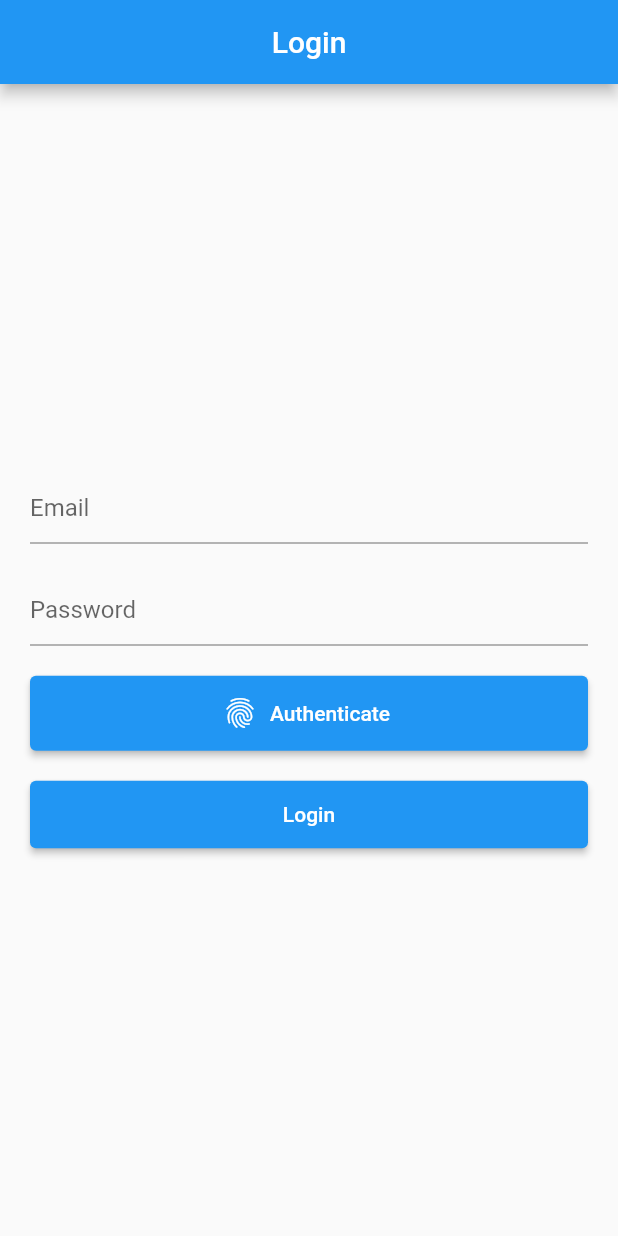
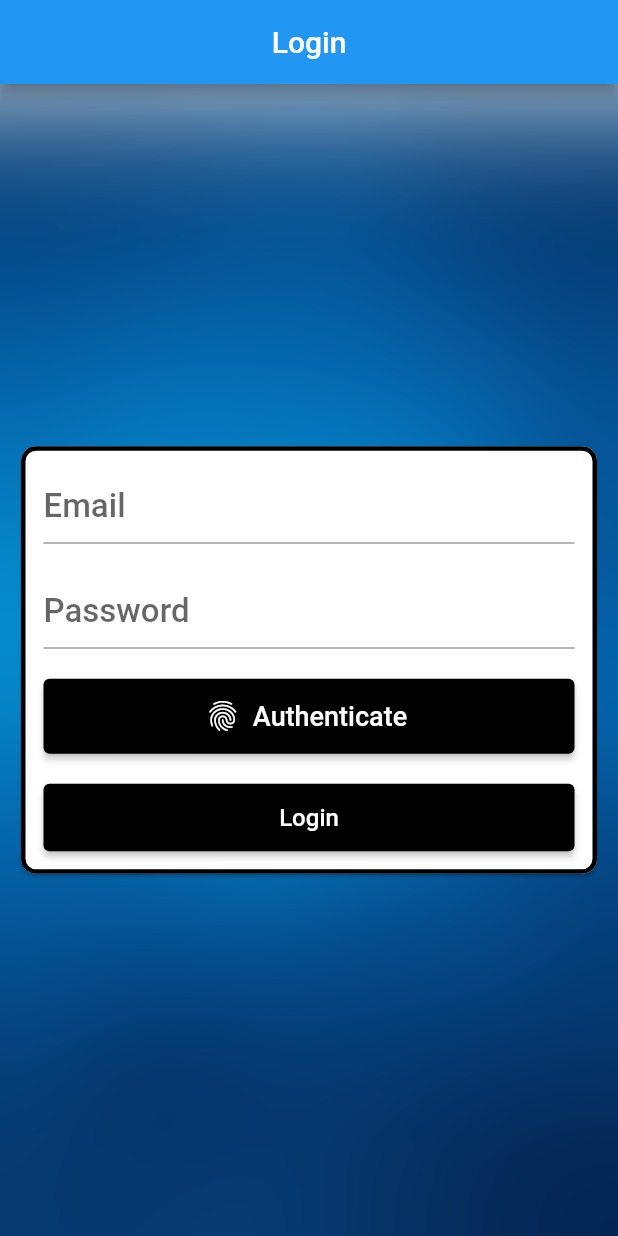
Before and after one commit to omchikhaliya/Flutter_Banking_App, a Flutter app: the screen it shows after launch, on a phone screen of 412 x 824 dp. Run offline on Flutter 3.47's test engine with Material 2 defaults, Android fonts, the phone set to English and light mode, and no system bars; our stand-ins replace firebase_auth, firebase_core, local_auth; accounts and stored records are empty.

Commit message:
feat: Login Page styling

```diff
--- a/lib/pages/login_page.dart
+++ b/lib/pages/login_page.dart
@@ -1,7 +1,10 @@
+import 'dart:ui';
+
 import 'package:firebase_auth/firebase_auth.dart';
 import 'package:flutter/material.dart';
 import 'package:banking_application/pages/authentication.dart';
 import 'package:banking_application/pages/home.dart';
+import 'package:flutter/services.dart';
 
 class LoginPage extends StatefulWidget {
   const LoginPage({super.key});
@@ -43,15 +46,38 @@ class _LoginPageState extends State<LoginPage> {
         title: Text('Login'),
         centerTitle: true,
       ),
-      body: (Center(
+      body: Container(
+        decoration: BoxDecoration(
+            image: DecorationImage(
+          image: AssetImage('assets/images/blue2.jpg'),
+          fit: BoxFit.cover,
+        )),
+        child: BackdropFilter(
+          filter: ImageFilter.blur(sigmaY: 50.0, sigmaX: 50.0),
+          child: Center(
             child: Padding(
-          padding: const EdgeInsets.all(20),
+              padding: const EdgeInsets.all(10),
+              child: Card(
+                shape: RoundedRectangleBorder(
+                  side: BorderSide(
+                    color: Colors.black,
+                    width: 3,
+                  ),
+                  borderRadius: BorderRadius.circular(10.0),
+                ),
+                shadowColor: Colors.black,
+                child: Padding(
+                  padding: const EdgeInsets.all(15.0),
                   child: Form(
                     key: _formKey,
                     child: OverflowBar(
                       overflowSpacing: 20,
                       children: [
                         TextFormField(
+                          style: TextStyle(
+                            fontWeight: FontWeight.w500,
+                            fontSize: 22.0,
+                          ),
                           controller: _email,
                           validator: (text) {
                             if (text == null || text.isEmpty) {
@@ -62,6 +88,10 @@ class _LoginPageState extends State<LoginPage> {
                           decoration: const InputDecoration(hintText: "Email"),
                         ),
                         TextFormField(
+                          style: TextStyle(
+                            fontWeight: FontWeight.w500,
+                            fontSize: 22.0,
+                          ),
                           controller: _password,
                           validator: (text) {
                             if (text == null || text.isEmpty) {
@@ -69,42 +99,66 @@ class _LoginPageState extends State<LoginPage> {
                             }
                             return null;
                           },
-                  decoration: const InputDecoration(hintText: "Password"),
+                          decoration:
+                              const InputDecoration(hintText: "Password"),
                         ),
                         SizedBox(
                           width: double.infinity,
                           height: 50,
                           child: ElevatedButton.icon(
+                            style: ElevatedButton.styleFrom(
+                              backgroundColor: Colors.black,
+                            ),
                               onPressed: () async {
-                        bool auth = await Authentication.authentication();
+                                bool auth =
+                                    await Authentication.authentication();
                                 print("can authenticate: $auth");
                                 if (auth) {
-                          Navigator.pushReplacementNamed(context, '/home');
+                                  Navigator.pushReplacementNamed(
+                                      context, '/home');
                                 }
                               },
-                      icon: Icon(Icons.fingerprint),
-                      label: Text("Authenticate")
+                              icon: Icon( Icons.fingerprint),
+                              label: Text("Authenticate",
+                                style: TextStyle(
+                                  fontWeight: FontWeight.w500,
+                                  fontSize: 18.0,
+                                ),
+                              )
                           ),
                         ),
                         SizedBox(
                           width: double.infinity,
                           height: 45,
                           child: ElevatedButton(
+                            style: ElevatedButton.styleFrom(
+                              backgroundColor: Colors.black,
+                            ),
                             onPressed: () {
                               if (_formKey.currentState!.validate()) {
                                 signInWithEmailAndPassword();
                                 print("validation is done");
-                        Navigator.pushReplacementNamed(context, '/home');
+                                Navigator.pushReplacementNamed(
+                                    context, '/home');
                               }
                             },
-                    child: const Text('Login'),
+                            child: const Text('Login',
+                              style: TextStyle(
+                              fontWeight: FontWeight.w500,
+                              fontSize: 16.0,
+                            ),
+                            ),
                           ),
                         ),
                       ],
                     ),
                   ),
                 ),
-      )),
+              ),
+            ),
+          ),
+        ),
+      ),
     );
   }
 }
--- a/pubspec.yaml
+++ b/pubspec.yaml
@@ -39,6 +39,8 @@ dependencies:
   firebase_auth: ^4.9.0
   flutter_spinkit: ^5.2.0
   local_auth: ^2.1.7
+  firebase_storage: ^11.2.6
+  firebase_database: ^10.2.5
 
 dev_dependencies:
   flutter_test:
@@ -63,8 +65,8 @@ flutter:
   uses-material-design: true
 
   # To add assets to your application, add an assets section, like this:
-  # assets:
-  #   - images/a_dot_burr.jpeg
+  assets:
+    - assets/images/
   #   - images/a_dot_ham.jpeg
 
   # An image asset can refer to one or more resolution-specific "variants", see
```
Also changed, not shown: assets/images/blue.png (added), assets/images/blue1.jpg (added), assets/images/blue2.jpg (added), pubspec.lock, 1 other file. Lines whose indentation alone changed are shown as unchanged.
